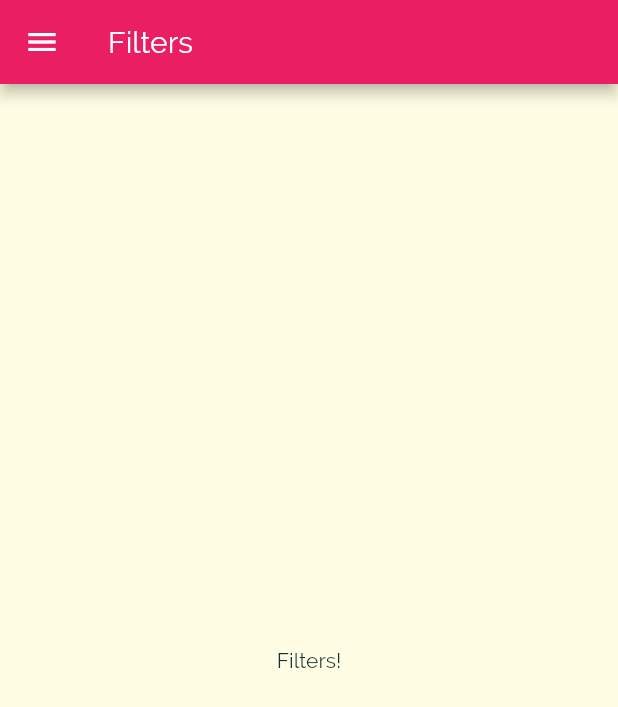
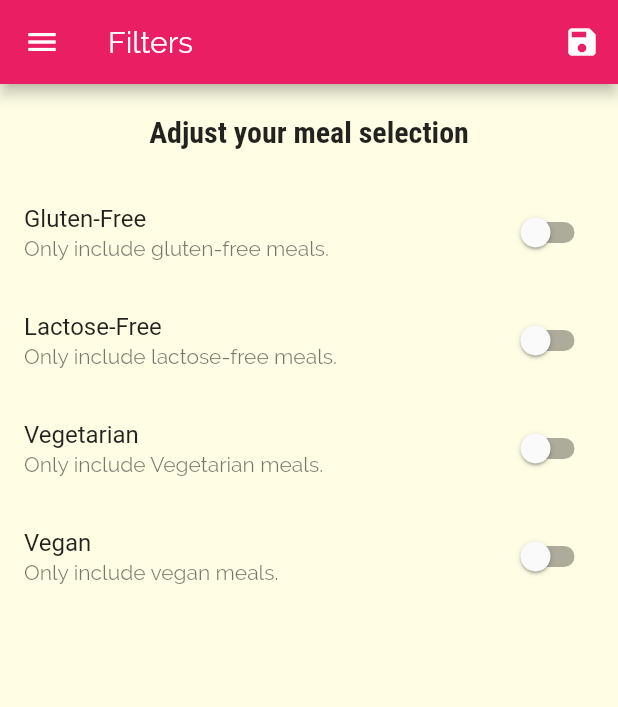
Before and after one commit to RAndrewKoch/meals_app, a Flutter app: the FiltersScreen screen opened by its route, on a phone screen of 412 x 824 dp. Shown: the top 707 px of the screen. Run offline on Flutter 3.47's test engine with Material 2 defaults, Android fonts, the phone set to English and light mode, and no system bars.

Commit message:
-filtering complete

```diff
--- a/lib/main.dart
+++ b/lib/main.dart
@@ -1,16 +1,55 @@
 import 'package:flutter/material.dart';
+import 'package:meals_app/dummyData/dummy-data.dart';
 import 'package:meals_app/screens/categories_screen.dart';
 import 'package:meals_app/screens/category_meals_screen.dart';
 import 'package:meals_app/screens/filters_screen.dart';
 import 'package:meals_app/screens/meal_detail_screen.dart';
 import 'package:meals_app/screens/tabs_screen.dart';
 
+import 'models/meal.dart';
+
 void main() {
   runApp(MyApp());
 }
 
-class MyApp extends StatelessWidget {
+class MyApp extends StatefulWidget {
   // This widget is the root of your application.
+  @override
+  _MyAppState createState() => _MyAppState();
+}
+
+class _MyAppState extends State<MyApp> {
+  Map<String, bool> filterMap ={
+    "glutenFilter" : false,
+    "lactoseFilter" : false,
+    "vegetarianFilter" :false,
+    "veganFilter" : false,
+  };
+
+  List<Meal> availableMeals = DUMMY_MEALS;
+
+  void setFilters(Map<String, bool> newSettingsMap){
+    setState(() {
+      filterMap=newSettingsMap;
+
+      availableMeals = DUMMY_MEALS.where((meal){
+        if (filterMap['glutenFilter']==true&& !meal.isGlutenFree){
+          return false;
+        }
+        if (filterMap['lactoseFilter']==true && !meal.isLactoseFree){
+          return false;
+        }
+        if (filterMap['vegetarianFilter']==true && !meal.isVegetarian){
+          return false;
+        }
+        if (filterMap['veganFilter']==true && !meal.isVegan){
+          return false;
+        }
+        return true;
+      }).toList();
+    });
+  }
+
   @override
   Widget build(BuildContext context) {
     return MaterialApp(
@@ -35,9 +74,9 @@ class MyApp extends StatelessWidget {
       initialRoute: "/",
       routes: {
         "/" : (context) => TabsScreen(),
-        CategoryMealsScreen.routeName : (context) => CategoryMealsScreen(),
+        CategoryMealsScreen.routeName : (context) => CategoryMealsScreen(availableMeals),
         MealDetailScreen.routeName : (context) => MealDetailScreen(),
-        FiltersScreen.routeName :(context)=> FiltersScreen(),
+        FiltersScreen.routeName :(context)=> FiltersScreen(setFilters, filterMap),
       },
       onGenerateRoute: (settings) {
         print('Arguments sent: ${settings.arguments}');
--- a/lib/screens/filters_screen.dart
+++ b/lib/screens/filters_screen.dart
@@ -1,20 +1,120 @@
 import 'package:flutter/material.dart';
 import 'package:meals_app/widgets/main_drawer.dart';
 
-class FiltersScreen extends StatelessWidget {
+class FiltersScreen extends StatefulWidget {
   static const routeName = '/filters';
+
+  final Function setFilters;
+  final Map<String, bool> currentFilters;
+
+  FiltersScreen(this.setFilters, this.currentFilters);
+
+  @override
+  _FiltersScreenState createState() => _FiltersScreenState();
+}
+
+class _FiltersScreenState extends State<FiltersScreen> {
+  bool _glutenFree = false;
+  bool _vegetarian = false;
+  bool _vegan = false;
+  bool _lactoseFree = false;
+
+  @override
+  initState(){
+    _glutenFree = widget.currentFilters["glutenFilter"] as bool;
+    _vegetarian = widget.currentFilters["vegetarianFilter"] as bool;
+    _vegan = widget.currentFilters["veganFilter"] as bool;
+    _lactoseFree = widget.currentFilters["lactoseFilter"] as bool;
+    super.initState();
+  }
+
+  Widget buildFilterSwitch({
+    required bool currentValue,
+    required String title,
+    required String subtitle,
+    required Function updateValue,
+  }) {
+    return SwitchListTile(
+        onChanged: (_) => updateValue(_),
+        value: currentValue,
+        title: Text(title),
+        subtitle: Text(subtitle));
+  }
 
   @override
   Widget build(BuildContext context) {
     return Scaffold(
       appBar: AppBar(
         title: Text("Filters"),
+        actions: [
+          IconButton(
+            onPressed: () => widget.setFilters({
+              "glutenFilter" : _glutenFree,
+              "lactoseFilter" : _lactoseFree,
+              "vegetarianFilter" :_vegetarian,
+              "veganFilter" : _vegan,
+            }),
+            icon: Icon(Icons.save),
+          ),
+        ],
       ),
       drawer: MainDrawer(
         context: context,
       ),
       body: Center(
-        child: Text('Filters!'),
+        child: Column(
+          children: [
+            Container(
+              padding: EdgeInsets.all(20),
+              child: Text(
+                "Adjust your meal selection",
+                style: Theme.of(context).textTheme.headline6,
+              ),
+            ),
+            Expanded(
+              child: ListView(
+                children: [
+                  buildFilterSwitch(
+                      currentValue: _glutenFree,
+                      title: "Gluten-Free",
+                      subtitle: "Only include gluten-free meals.",
+                      updateValue: (newValue) {
+                        setState(() {
+                          _glutenFree = newValue;
+                        });
+                      }),
+                  buildFilterSwitch(
+                      currentValue: _lactoseFree,
+                      title: "Lactose-Free",
+                      subtitle: "Only include lactose-free meals.",
+                      updateValue: (newValue) {
+                        setState(() {
+                          _lactoseFree = newValue;
+                        });
+                      }),
+                  buildFilterSwitch(
+                      currentValue: _vegetarian,
+                      title: "Vegetarian",
+                      subtitle: "Only include Vegetarian meals.",
+                      updateValue: (newValue) {
+                        setState(() {
+                          _vegetarian = newValue;
+                        });
+                      }),
+                  buildFilterSwitch(
+                      currentValue: _vegan,
+                      title: "Vegan",
+                      subtitle: "Only include vegan meals.",
+                      updateValue: (newValue) {
+                        setState(() {
+                          _vegan = newValue;
+                        });
+                      }),
+                ],
+              ),
+            ),
+          ],
+        ),
       ),
     );
   }
--- a/lib/screens/meal_detail_screen.dart
+++ b/lib/screens/meal_detail_screen.dart
@@ -128,7 +128,9 @@ class MealDetailScreen extends StatelessWidget {
                               meal.steps[index],
                               index,
                             ),
-                            Divider(thickness: 5,),
+                            Divider(
+                              thickness: 5,
+                            ),
                           ],
                         );
                       },
@@ -140,6 +142,12 @@ class MealDetailScreen extends StatelessWidget {
           ],
         ),
       ),
+      floatingActionButton: FloatingActionButton(
+        child: Icon(Icons.remove),
+        onPressed: () {
+          Navigator.of(context).pop(meal);
+        },
+      ),
     );
   }
 }
--- a/lib/widgets/meal_item.dart
+++ b/lib/widgets/meal_item.dart
@@ -5,13 +5,16 @@ import '../models/meal.dart';
 
 class MealItem extends StatelessWidget {
   final Meal meal;
+  final Function removeItem;
 
-  MealItem({required this.meal});
+  MealItem({required this.meal, required this.removeItem});
 
   void selectMeal(BuildContext context) {
     Navigator.of(context).pushNamed(
       MealDetailScreen.routeName,
       arguments: meal,
+    ).then((result)=> {
+      removeItem(result)}
     );
   }
 
```
Also changed, not shown: lib/screens/category_meals_screen.dart (+44 -15 lines).
